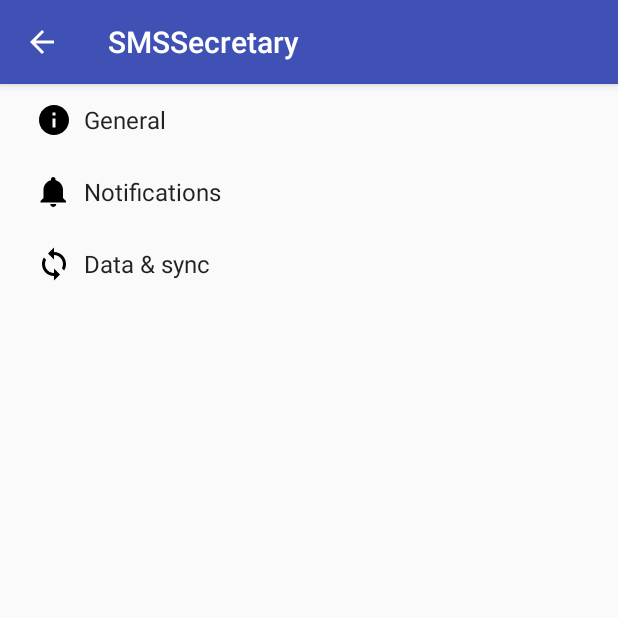
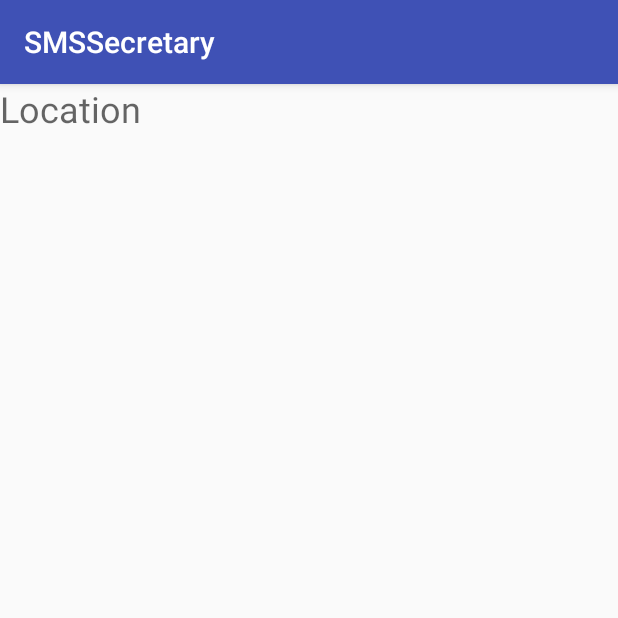
Before and after one commit to wolandec/Jeeves, an Android app: the screen it shows after launch (SettingsActivity before the commit, MainActivity after it), on a phone screen of 412 x 824 dp, the top half of it. Run offline under Robolectric (Android 15) with nearby library versions, the phone set to English and light mode, and no system bars.

Commit message:
Second commit

```diff
--- a/app/build.gradle
+++ b/app/build.gradle
@@ -13,7 +13,7 @@
         versionCode 1
         versionName "1.0"
         testInstrumentationRunner "android.support.test.runner.AndroidJUnitRunner"
-        vectorDrawables.useSupportLibrary= true
+        vectorDrawables.useSupportLibrary = true
     }
     buildTypes {
         release {
@@ -29,6 +29,7 @@
     implementation 'com.android.support:appcompat-v7:26.1.0'
     implementation 'com.android.support:support-v4:26.1.0'
     implementation 'com.android.support:support-vector-drawable:26.1.0'
+    implementation 'com.android.support.constraint:constraint-layout:1.0.2'
     testImplementation 'junit:junit:4.12'
     androidTestImplementation 'com.android.support.test:runner:1.0.1'
     androidTestImplementation 'com.android.support.test.espresso:espresso-core:3.0.1'
--- a/app/src/main/AndroidManifest.xml
+++ b/app/src/main/AndroidManifest.xml
@@ -10,7 +10,7 @@
         android:supportsRtl="true"
         android:theme="@style/AppTheme">
         <activity
-            android:name=".SettingsActivity"
+            android:name=".MainActivity"
             android:label="@string/app_name">
             <intent-filter>
                 <action android:name="android.intent.action.MAIN" />
--- a/app/src/main/java/wolandec/smssecretary/AppCompatPreferenceActivity.kt
+++ /dev/null
@@ -1,90 +0,0 @@
-package wolandec.smssecretary
-
-import android.content.res.Configuration
-import android.os.Bundle
-import android.preference.PreferenceActivity
-import android.support.annotation.LayoutRes
-import android.support.v7.app.ActionBar
-import android.support.v7.app.AppCompatDelegate
-import android.support.v7.widget.Toolbar
-import android.view.MenuInflater
-import android.view.View
-import android.view.ViewGroup
-
-/**
- * A [android.preference.PreferenceActivity] which implements and proxies the necessary calls
- * to be used with AppCompat.
- */
-abstract class AppCompatPreferenceActivity : PreferenceActivity() {
-
-    override fun onCreate(savedInstanceState: Bundle?) {
-        delegate.installViewFactory()
-        delegate.onCreate(savedInstanceState)
-        super.onCreate(savedInstanceState)
-    }
-
-    override fun onPostCreate(savedInstanceState: Bundle?) {
-        super.onPostCreate(savedInstanceState)
-        delegate.onPostCreate(savedInstanceState)
-    }
-
-    val supportActionBar: ActionBar?
-        get() = delegate.supportActionBar
-
-    fun setSupportActionBar(toolbar: Toolbar?) {
-        delegate.setSupportActionBar(toolbar)
-    }
-
-    override fun getMenuInflater(): MenuInflater {
-        return delegate.menuInflater
-    }
-
-    override fun setContentView(@LayoutRes layoutResID: Int) {
-        delegate.setContentView(layoutResID)
-    }
-
-    override fun setContentView(view: View) {
-        delegate.setContentView(view)
-    }
-
-    override fun setContentView(view: View, params: ViewGroup.LayoutParams) {
-        delegate.setContentView(view, params)
-    }
-
-    override fun addContentView(view: View, params: ViewGroup.LayoutParams) {
-        delegate.addContentView(view, params)
-    }
-
-    override fun onPostResume() {
-        super.onPostResume()
-        delegate.onPostResume()
-    }
-
-    override fun onTitleChanged(title: CharSequence, color: Int) {
-        super.onTitleChanged(title, color)
-        delegate.setTitle(title)
-    }
-
-    override fun onConfigurationChanged(newConfig: Configuration) {
-        super.onConfigurationChanged(newConfig)
-        delegate.onConfigurationChanged(newConfig)
-    }
-
-    override fun onStop() {
-        super.onStop()
-        delegate.onStop()
-    }
-
-    override fun onDestroy() {
-        super.onDestroy()
-        delegate.onDestroy()
-    }
-
-    override fun invalidateOptionsMenu() {
-        delegate.invalidateOptionsMenu()
-    }
-
-    private val delegate: AppCompatDelegate by lazy {
-        AppCompatDelegate.create(this, null)
-    }
-}
--- /dev/null
+++ b/app/src/main/java/wolandec/smssecretary/MainActivity.kt
@@ -0,0 +1,12 @@
+package wolandec.smssecretary
+
+import android.support.v7.app.AppCompatActivity
+import android.os.Bundle
+
+class MainActivity : AppCompatActivity() {
+
+    override fun onCreate(savedInstanceState: Bundle?) {
+        super.onCreate(savedInstanceState)
+        setContentView(R.layout.activity_main)
+    }
+}
--- /dev/null
+++ b/app/src/main/res/layout/activity_main.xml
@@ -0,0 +1,24 @@
+<?xml version="1.0" encoding="utf-8"?>
+<android.support.constraint.ConstraintLayout xmlns:android="http://schemas.android.com/apk/res/android"
+    xmlns:app="http://schemas.android.com/apk/res-auto"
+    xmlns:tools="http://schemas.android.com/tools"
+    android:layout_width="match_parent"
+    android:layout_height="match_parent"
+    tools:context="wolandec.smssecretary.MainActivity">
+
+    <LinearLayout
+        android:layout_width="368dp"
+        android:layout_height="495dp"
+        android:orientation="vertical"
+        tools:layout_editor_absoluteX="8dp"
+        tools:layout_editor_absoluteY="8dp">
+
+        <TextView
+            android:id="@+id/textView4"
+            android:layout_width="match_parent"
+            android:layout_height="wrap_content"
+            android:text="@string/location_label"
+            android:textAppearance="@style/TextAppearance.AppCompat.Display1"
+            android:textSize="24sp" />
+    </LinearLayout>
+</android.support.constraint.ConstraintLayout>
--- a/app/src/main/res/values/strings.xml
+++ b/app/src/main/res/values/strings.xml
@@ -27,7 +27,7 @@
     </string-array>
 
     <!-- Example settings for Data & Sync -->
-    <string name="pref_header_data_sync">Data &amp; sync</string>
+    <string name="pref_header_location">Location</string>
 
     <string name="pref_title_sync_frequency">Sync frequency</string>
     <string-array name="pref_sync_frequency_titles">
@@ -72,4 +72,6 @@
     <string name="pref_ringtone_silent">Silent</string>
 
     <string name="pref_title_vibrate">Vibrate</string>
+    <string name="pref_location_switch">Enable</string>
+    <string name="location_label">Location</string>
 </resources>
--- a/app/src/main/res/xml/pref_data_sync.xml
+++ /dev/null
@@ -1,21 +0,0 @@
-<PreferenceScreen xmlns:android="http://schemas.android.com/apk/res/android">
-
-    <!-- NOTE: Hide buttons to simplify the UI. Users can touch outside the dialog to
-         dismiss it. -->
-    <!-- NOTE: ListPreference's summary should be set to its value by the activity code. -->
-    <ListPreference
-        android:defaultValue="180"
-        android:entries="@array/pref_sync_frequency_titles"
-        android:entryValues="@array/pref_sync_frequency_values"
-        android:key="sync_frequency"
-        android:negativeButtonText="@null"
-        android:positiveButtonText="@null"
-        android:title="@string/pref_title_sync_frequency" />
-
-    <!-- This preference simply launches an intent when selected. Use this UI sparingly, per
-         design guidelines. -->
-    <Preference android:title="@string/pref_title_system_sync_settings">
-        <intent android:action="android.settings.SYNC_SETTINGS" />
-    </Preference>
-
-</PreferenceScreen>
--- a/app/src/main/res/xml/pref_general.xml
+++ /dev/null
@@ -1,33 +0,0 @@
-<PreferenceScreen xmlns:android="http://schemas.android.com/apk/res/android">
-
-    <SwitchPreference
-        android:defaultValue="true"
-        android:key="example_switch"
-        android:summary="@string/pref_description_social_recommendations"
-        android:title="@string/pref_title_social_recommendations" />
-
-    <!-- NOTE: EditTextPreference accepts EditText attributes. -->
-    <!-- NOTE: EditTextPreference's summary should be set to its value by the activity code. -->
-    <EditTextPreference
-        android:capitalize="words"
-        android:defaultValue="@string/pref_default_display_name"
-        android:inputType="textCapWords"
-        android:key="example_text"
-        android:maxLines="1"
-        android:selectAllOnFocus="true"
-        android:singleLine="true"
-        android:title="@string/pref_title_display_name" />
-
-    <!-- NOTE: Hide buttons to simplify the UI. Users can touch outside the dialog to
-         dismiss it. -->
-    <!-- NOTE: ListPreference's summary should be set to its value by the activity code. -->
-    <ListPreference
-        android:defaultValue="-1"
-        android:entries="@array/pref_example_list_titles"
-        android:entryValues="@array/pref_example_list_values"
-        android:key="example_list"
-        android:negativeButtonText="@null"
-        android:positiveButtonText="@null"
-        android:title="@string/pref_title_add_friends_to_messages" />
-
-</PreferenceScreen>
--- a/app/src/main/res/xml/pref_headers.xml
+++ /dev/null
@@ -1,20 +0,0 @@
-<preference-headers xmlns:android="http://schemas.android.com/apk/res/android">
-
-    <!-- These settings headers are only used on tablets. -->
-
-    <header
-        android:fragment="wolandec.smssecretary.SettingsActivity$GeneralPreferenceFragment"
-        android:icon="@drawable/ic_info_black_24dp"
-        android:title="@string/pref_header_general" />
-
-    <header
-        android:fragment="wolandec.smssecretary.SettingsActivity$NotificationPreferenceFragment"
-        android:icon="@drawable/ic_notifications_black_24dp"
-        android:title="@string/pref_header_notifications" />
-
-    <header
-        android:fragment="wolandec.smssecretary.SettingsActivity$DataSyncPreferenceFragment"
-        android:icon="@drawable/ic_sync_black_24dp"
-        android:title="@string/pref_header_data_sync" />
-
-</preference-headers>
--- a/app/src/main/res/xml/pref_notification.xml
+++ /dev/null
@@ -1,27 +0,0 @@
-<PreferenceScreen xmlns:android="http://schemas.android.com/apk/res/android">
-
-    <!-- A 'parent' preference, which enables/disables child preferences (below)
-         when checked/unchecked. -->
-    <SwitchPreference
-        android:defaultValue="true"
-        android:key="notifications_new_message"
-        android:title="@string/pref_title_new_message_notifications" />
-
-    <!-- Allows the user to choose a ringtone in the 'notification' category. -->
-    <!-- NOTE: This preference will be enabled only when the checkbox above is checked. -->
-    <!-- NOTE: RingtonePreference's summary should be set to its value by the activity code. -->
-    <RingtonePreference
-        android:defaultValue="content://settings/system/notification_sound"
-        android:dependency="notifications_new_message"
-        android:key="notifications_new_message_ringtone"
-        android:ringtoneType="notification"
-        android:title="@string/pref_title_ringtone" />
-
-    <!-- NOTE: This preference will be enabled only when the checkbox above is checked. -->
-    <SwitchPreference
-        android:defaultValue="true"
-        android:dependency="notifications_new_message"
-        android:key="notifications_new_message_vibrate"
-        android:title="@string/pref_title_vibrate" />
-
-</PreferenceScreen>
```
Also changed, not shown: app/src/main/java/wolandec/smssecretary/SettingsActivity.kt (deleted, +0 -236 lines), 2 other files.
